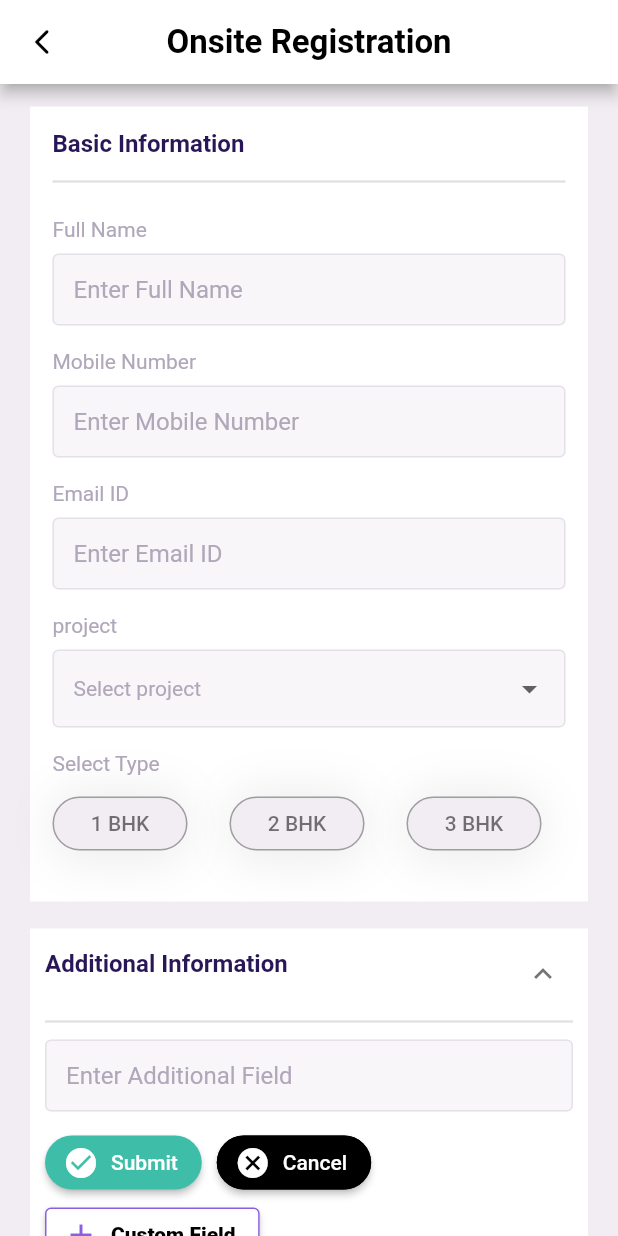
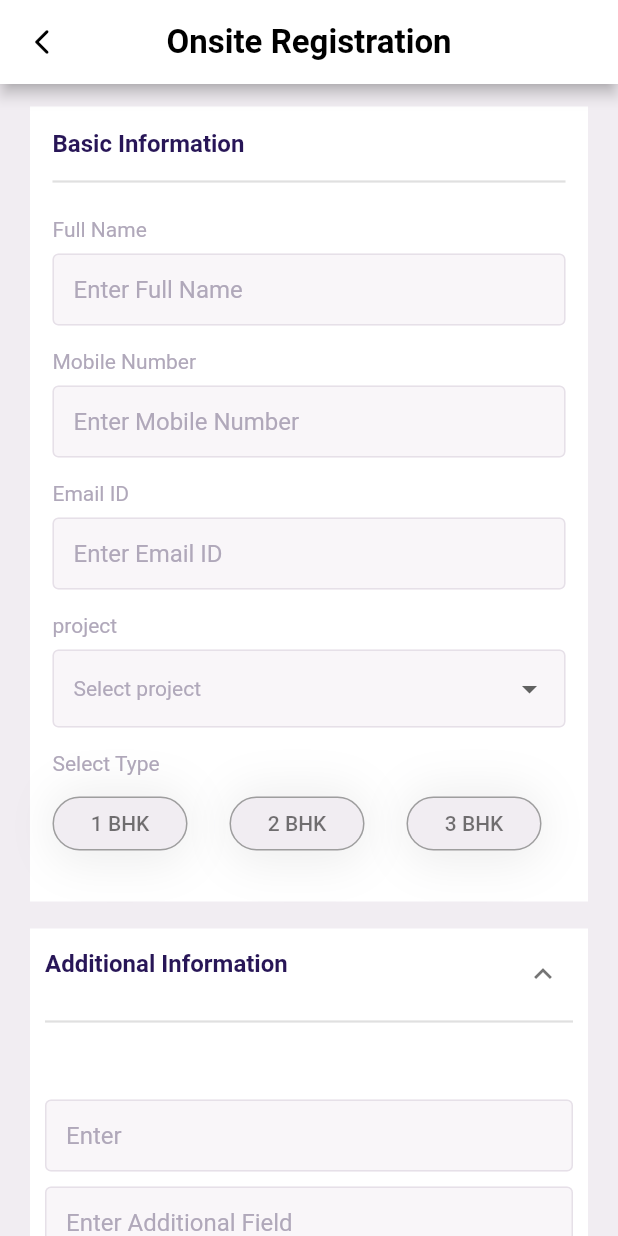
Before and after one commit to akshay-mehare/flutter_leadinfinity-master, a Flutter app: the OnsiteRegistration screen opened directly, after a tap on "Additional Information", after a tap on "Submit", on a phone screen of 412 x 824 dp. Run offline on Flutter 3.47's test engine with Material 2 defaults, Android fonts, the phone set to English and light mode, and no system bars; drawn by our look-alikes of expandable, group_button; our stand-ins replace flutter_switch, table_calendar.

Commit message:
done some features

```diff
--- a/lib/features/home/screens/tabs/home_tab/widgets/OnsiteRegistrationPage.dart
+++ b/lib/features/home/screens/tabs/home_tab/widgets/OnsiteRegistrationPage.dart
@@ -458,20 +458,57 @@ class AdditionalInfoContainer extends StatefulWidget {
 }
 
 
+
 class _AdditionalInfoContainerState extends State<AdditionalInfoContainer> {
 
 
-  // void _addTextField() {
-  //   setState(() {
-  //     _textFields.add(
-  //       TextFormField(
-  //         decoration: InputDecoration(
-  //           labelText: 'Text Field',
-  //         ),
-  //       ),
-  //     );
-  //   });
-  // }
+  final TextEditingController purposeController = TextEditingController();
+
+  List _textFields=[];
+  List PurposeControolerValueList=[];
+
+  void _addTextField() {
+    setState(() {
+      _textFields.add(
+          Column(
+            crossAxisAlignment: CrossAxisAlignment.start,
+            children: [
+               Padding(
+                padding: const EdgeInsets.only(top: 16.0, bottom: 8.0),
+                child:
+                Text(PurposeControolerValueList[PurposeControolerValueList. length - 1],style: TextStyle(fontSize: 14,color: Color(0xFFB0A8BA))),
+              ),
+              TextFormField(
+                cursorColor: Colors.black,
+                decoration:  InputDecoration(
+                  enabledBorder:const OutlineInputBorder(
+                    borderSide: BorderSide(
+                      color: Color(0xFFE6E0E8)
+                      ,
+                    ),
+                  ) ,
+                  hintText: "Enter ${PurposeControolerValueList[PurposeControolerValueList. length - 1]}",
+
+                  hintStyle: const TextStyle(
+                      color: Color(0xFFB0A8BA)
+                  ),
+                  contentPadding: const EdgeInsets.symmetric(
+                      vertical: 14.0, horizontal: 14.0),
+                  border: const OutlineInputBorder(
+                    borderSide: BorderSide(
+                        color: Colors.red
+                      // Color(0xFFB0A8BA),
+                    ),
+                  ),
+                  filled: true,
+                  fillColor: const Color(0xFFF9F6F9),
+                ),
+              ),
+            ],
+          ),
+      );
+    });
+  }
   @override
   Widget build(BuildContext context) {
     return Padding(
@@ -497,9 +534,13 @@ class _AdditionalInfoContainerState extends State<AdditionalInfoContainer> {
                                 padding: EdgeInsets.only(top: 4.0,bottom: 4.0),
                                 child: Divider(thickness: 1.5,),
                               ),
+
+                              for(var textfield in _textFields) textfield,
+
                               Padding(
-                                padding: const EdgeInsets.only(bottom: 10.0),
+                                padding: const EdgeInsets.only(bottom: 6.0,top: 10.0),
                                 child: TextFormField(
+                                  controller: purposeController,
                                   cursorColor: Colors.black,
                                   decoration: const InputDecoration(
                                     enabledBorder:OutlineInputBorder(
@@ -537,7 +578,11 @@ class _AdditionalInfoContainerState extends State<AdditionalInfoContainer> {
                                           textStyle: const TextStyle(
                                               fontSize: 14,
                                               fontWeight: FontWeight.w500)),
-                                      onPressed: () {},
+                                      onPressed: () {
+                                        PurposeControolerValueList.add(purposeController.text.toString());
+                                        purposeController.clear();
+                                        _addTextField();
+                                      },
                                       icon: const Icon(Icons.check_circle,
                                           color: Colors.white),
                                       label: const Text(
@@ -584,6 +629,7 @@ class _AdditionalInfoContainerState extends State<AdditionalInfoContainer> {
                                               color: Color(0xFF8A60E0),
                                               fontWeight: FontWeight.w800)),
                                       onPressed: () {
+                                        // _addPurposeText();
                                         // _addTextField();
                                         // AddCustomFieldWidget();
                                       },
```
